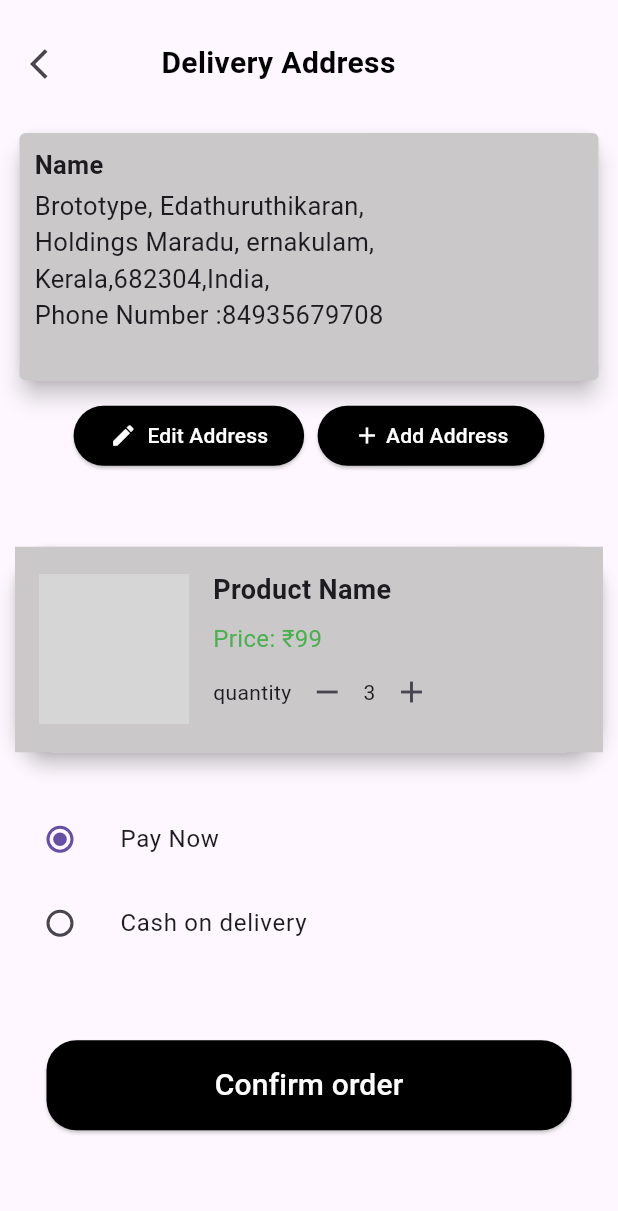
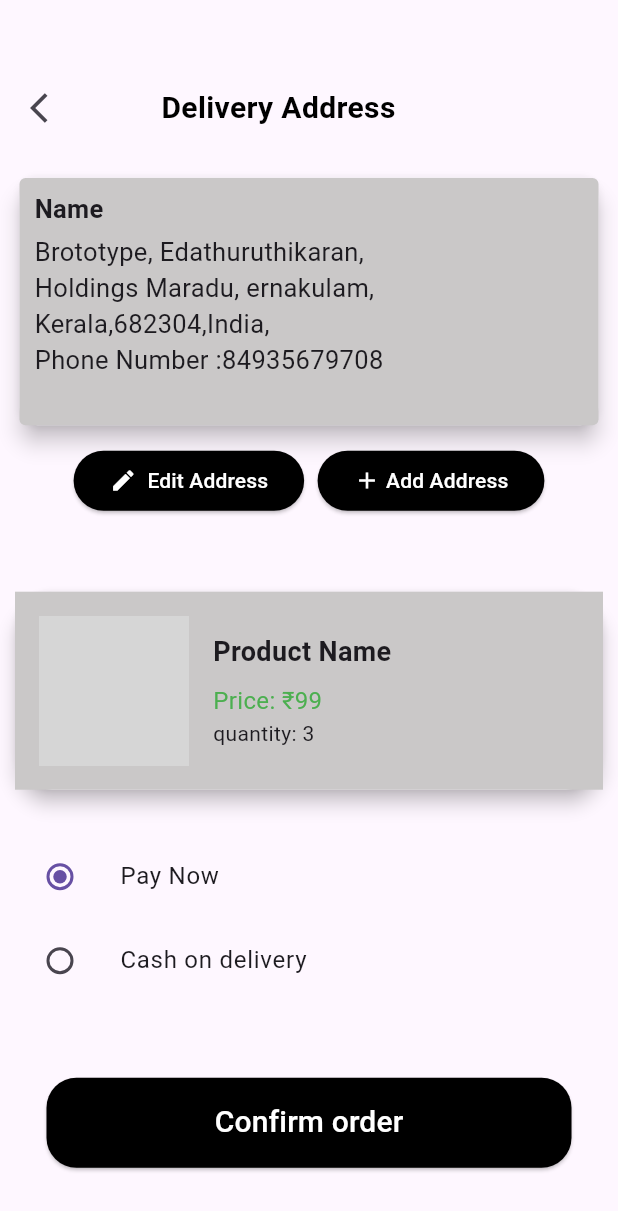
Before and after one commit to Anser47/Gardenia, a Flutter app: the CheckoutSreen screen opened directly, on a phone screen of 412 x 824 dp. Shown: the top 1211 px of the screen. Run offline on Flutter 3.47's test engine with Material 3 defaults, Android fonts, the phone set to English and light mode, and no system bars; our stand-ins replace carousel_slider, cloud_firestore, firebase_auth, firebase_core, google_nav_bar, line_icons; missing offline and left inert: razorpay_flutter; accounts and stored records are empty; network calls fail; grey boxes are pictures that could not be loaded.

Commit message:
working on checkout page

```diff
--- a/lib/provider/checkout_provider/checkout_provider.dart
+++ b/lib/provider/checkout_provider/checkout_provider.dart
@@ -1,3 +1,46 @@
 import 'package:flutter/material.dart';
 
-class CheckoutProvider extends ChangeNotifier {}
+enum PaymentCategory { cashondelivery, paynow }
+
+class CheckoutProvider extends ChangeNotifier {
+  PaymentCategory _paymentCategory = PaymentCategory.paynow;
+
+  PaymentCategory get paymentCategory => _paymentCategory;
+
+  void setPaymentCategory(PaymentCategory category) {
+    _paymentCategory = category;
+    notifyListeners();
+  }
+}
+
+class BottomSheetProvider extends ChangeNotifier {
+  bool _showBottomSheet = false;
+
+  bool get bottomSheet => _showBottomSheet;
+
+  void showBottomSheet() {
+    _showBottomSheet = true;
+    notifyListeners();
+  }
+
+  void hideBottomSheet() {
+    _showBottomSheet = false;
+    notifyListeners();
+  }
+}
+
+class AlertDialogProvider with ChangeNotifier {
+  bool _showDialog = false;
+
+  bool get showDialog => _showDialog;
+
+  void showAlertDialog() {
+    _showDialog = true;
+    notifyListeners();
+  }
+
+  void hideAlertDialog() {
+    _showDialog = false;
+    notifyListeners();
+  }
+}
--- a/lib/shared/bottomnavigation/product_discription.dart
+++ b/lib/shared/bottomnavigation/product_discription.dart
@@ -19,7 +19,7 @@ class ProductDiscription extends StatelessWidget {
     return SafeArea(
       child: Scaffold(
         appBar: AppBar(
-          iconTheme: IconThemeData(color: Colors.white),
+          iconTheme: const IconThemeData(color: Colors.white),
           backgroundColor: const Color.fromARGB(255, 1, 52, 3),
           title: const Text(
             'Product discription',
--- a/lib/shared/core/constants.dart
+++ b/lib/shared/core/constants.dart
@@ -9,4 +9,21 @@ const LinearGradient gcolor = LinearGradient(colors: [
   Color.fromARGB(255, 109, 219, 236),
   Color.fromARGB(255, 162, 245, 175),
 ], begin: Alignment.topLeft);
+
 ///********************* Button
+///
+///
+///
+///*********sizedbox */
+const kHeight50 = SizedBox(
+  height: 50,
+);
+const kHeight40 = SizedBox(
+  height: 40,
+);
+const kHeight30 = SizedBox(
+  height: 30,
+);
+const kHeight20 = SizedBox(
+  height: 20,
+);
--- /dev/null
+++ b/lib/view/checkout_page/address_card.dart
@@ -0,0 +1,61 @@
+import 'package:flutter/material.dart';
+
+class AddressCard extends StatelessWidget {
+  const AddressCard({
+    super.key,
+    required this.size,
+  });
+
+  final Size size;
+
+  @override
+  Widget build(BuildContext context) {
+    return Card(
+      elevation: 6,
+      child: Container(
+        decoration: BoxDecoration(
+          borderRadius: BorderRadius.circular(4),
+          color: const Color.fromARGB(255, 202, 200, 200),
+        ),
+        // color: Colors.grey,
+        height: size.height / 5,
+        width: double.infinity,
+        child: const Column(
+          crossAxisAlignment: CrossAxisAlignment.start,
+          children: [
+            Padding(
+              padding: EdgeInsets.only(left: 10.0, right: 90, top: 9),
+              child: Text(
+                'Name ',
+                style: TextStyle(fontSize: 17, fontWeight: FontWeight.bold),
+              ),
+            ),
+            Padding(
+              padding: EdgeInsets.only(left: 10.0, right: 85, top: 4),
+              child: Text(
+                'Brototype, Edathuruthikaran, Holdings Maradu, ernakulam, Kerala,682304,India, ',
+                style: TextStyle(
+                  fontSize: 17,
+                ),
+                maxLines: 4,
+              ),
+            ),
+            Padding(
+              padding: EdgeInsets.only(
+                left: 10.0,
+                right: 85,
+              ),
+              child: Text(
+                'Phone Number :84935679708',
+                style: TextStyle(
+                  fontSize: 17,
+                ),
+                maxLines: 4,
+              ),
+            ),
+          ],
+        ),
+      ),
+    );
+  }
+}
--- a/lib/view/checkout_page/checkout_page.dart
+++ b/lib/view/checkout_page/checkout_page.dart
@@ -1,10 +1,15 @@
 import 'package:flutter/material.dart';
+import 'package:gardenia/provider/checkout_provider/checkout_provider.dart';
 import 'package:gardenia/shared/common_widget/common_button.dart';
+import 'package:gardenia/shared/core/constants.dart';
+import 'package:gardenia/view/checkout_page/address_card.dart';
+import 'package:gardenia/view/checkout_page/checkout_product_card.dart';
+import 'package:gardenia/view/checkout_page/payment_AlertDialog.dart';
+import 'package:gardenia/view/home/home_screen.dart';
+import 'package:provider/provider.dart';
 import 'package:razorpay_flutter/razorpay_flutter.dart';
 
 Razorpay razorpay = Razorpay();
-
-enum PaymentCategory { cashondelivary, paynow }
 
 class CheckoutSreen extends StatefulWidget {
   const CheckoutSreen({super.key});
@@ -13,17 +18,21 @@ class CheckoutSreen extends StatefulWidget {
   State<CheckoutSreen> createState() => _CheckoutSreenState();
 }
 
+//
 class _CheckoutSreenState extends State<CheckoutSreen> {
-  PaymentCategory _change = PaymentCategory.paynow;
-
   @override
   Widget build(BuildContext context) {
+    final alertDialogProvider = Provider.of<AlertDialogProvider>(context);
+    final checkoutProvider = Provider.of<CheckoutProvider>(context);
     final size = MediaQuery.of(context).size;
-    return SafeArea(
+    return ChangeNotifierProvider(
+      create: (context) => AlertDialogProvider(),
+      child: SafeArea(
         child: Scaffold(
           body: SingleChildScrollView(
             child: Column(
               children: [
+                kHeight30,
                 Padding(
                   padding: const EdgeInsets.all(8.0),
                   child: SizedBox(
@@ -55,56 +64,7 @@ class _CheckoutSreenState extends State<CheckoutSreen> {
                     left: 9,
                     right: 9,
                   ),
-                child: Card(
-                  elevation: 6,
-                  child: Container(
-                    decoration: BoxDecoration(
-                      borderRadius: BorderRadius.circular(4),
-                      color: const Color.fromARGB(255, 202, 200, 200),
-                    ),
-                    // color: Colors.grey,
-                    height: size.height / 5,
-                    width: double.infinity,
-                    child: const Column(
-                      crossAxisAlignment: CrossAxisAlignment.start,
-                      children: [
-                        Padding(
-                          padding:
-                              EdgeInsets.only(left: 10.0, right: 90, top: 9),
-                          child: Text(
-                            'Name ',
-                            style: TextStyle(
-                                fontSize: 17, fontWeight: FontWeight.bold),
-                          ),
-                        ),
-                        Padding(
-                          padding:
-                              EdgeInsets.only(left: 10.0, right: 85, top: 4),
-                          child: Text(
-                            'Brototype, Edathuruthikaran, Holdings Maradu, ernakulam, Kerala,682304,India, ',
-                            style: TextStyle(
-                              fontSize: 17,
-                            ),
-                            maxLines: 4,
-                          ),
-                        ),
-                        Padding(
-                          padding: EdgeInsets.only(
-                            left: 10.0,
-                            right: 85,
-                          ),
-                          child: Text(
-                            'Phone Number :84935679708',
-                            style: TextStyle(
-                              fontSize: 17,
-                            ),
-                            maxLines: 4,
-                          ),
-                        ),
-                      ],
-                    ),
-                  ),
-                ),
+                  child: AddressCard(size: size),
                 ),
                 Row(
                   mainAxisSize: MainAxisSize.min,
@@ -154,108 +114,35 @@ class _CheckoutSreenState extends State<CheckoutSreen> {
                     ),
                   ],
                 ),
-              const SizedBox(
-                height: 20,
-              ),
-              Card(
-                elevation: 5,
-                shape: RoundedRectangleBorder(
-                  borderRadius: BorderRadius.circular(25.0),
-                ),
-                margin: const EdgeInsets.all(10.0),
-                child: Container(
-                  decoration: const BoxDecoration(
-                      color: Color.fromARGB(255, 202, 200, 200)),
-                  width: double.infinity,
-                  padding: const EdgeInsets.all(16.0),
-                  child: Row(
-                    crossAxisAlignment: CrossAxisAlignment.center,
-                    children: [
-                      SizedBox(
-                        width: 100,
-                        height: 100,
-                        child: Image.network(
-                          'https://external-content.duckduckgo.com/iu/?u=https%3A%2F%2Ftse4.mm.bing.net%2Fth%3Fid%3DOIP.6IeEzE8WjRisNJks_ytv-AHaJO%26pid%3DApi&f=1&ipt=41acb58a3b29bc0977c9f208e79bd3319dd0788e2b8f14f1917f68b5d6fbfed4&ipo=images',
-                          fit: BoxFit.cover,
-                        ),
-                      ),
-                      const SizedBox(width: 16.0),
-                      // Product Details
-                      Expanded(
-                        child: Column(
-                          crossAxisAlignment: CrossAxisAlignment.start,
-                          children: [
-                            const Text(
-                              'Product Name',
-                              style: TextStyle(
-                                fontSize: 18,
-                                fontWeight: FontWeight.bold,
-                              ),
-                            ),
-                            const Padding(
-                              padding: EdgeInsets.only(top: 8.0),
-                              child: Text(
-                                'Price: ₹99',
-                                style: TextStyle(
-                                  fontSize: 16,
-                                  color: Colors.green,
-                                ),
-                              ),
-                            ),
-                            Row(
-                              children: [
-                                const Text('quantity'),
-                                IconButton(
-                                  icon: const Icon(Icons.remove),
-                                  onPressed: () {},
-                                ),
-                                const Text('3'),
-                                IconButton(
-                                  icon: const Icon(Icons.add),
-                                  onPressed: () {},
-                                ),
-                              ],
-                            ),
-                          ],
-                        ),
-                      ),
-                    ],
-                  ),
-                ),
-              ),
-              const SizedBox(
-                height: 20,
-              ),
+                kHeight20,
+                const CheckOutProuductCard(),
+                kHeight20,
                 ListTile(
                   leading: Radio<PaymentCategory>(
-                  groupValue: _change,
+                    groupValue: checkoutProvider.paymentCategory,
                     value: PaymentCategory.paynow,
                     onChanged: (PaymentCategory? value) {
-                    setState(() {
-                      _change = value!;
-                    });
+                      checkoutProvider.setPaymentCategory(value!);
                     },
                   ),
                   title: const Text('Pay Now'),
                 ),
                 ListTile(
                   leading: Radio<PaymentCategory>(
-                  groupValue: _change,
-                  value: PaymentCategory.cashondelivary,
+                    groupValue: checkoutProvider.paymentCategory,
+                    value: PaymentCategory.cashondelivery,
                     onChanged: (PaymentCategory? value) {
-                    setState(() {
-                      _change = value!;
-                    });
+                      checkoutProvider.setPaymentCategory(value!);
                     },
                   ),
                   title: const Text('Cash on delivery'),
                 ),
-              const SizedBox(
-                height: 50,
-              ),
+                kHeight50,
                 CommonButton(
                   name: "Confirm order",
                   voidCallback: () {
+                    if (checkoutProvider.paymentCategory ==
+                        PaymentCategory.paynow) {
                       var options = {
                         'key': 'rzp_live_ILgsfZCZoFIKMb',
                         'amount': 100,
@@ -278,8 +165,20 @@ class _CheckoutSreenState extends State<CheckoutSreen> {
                       razorpay.on(Razorpay.EVENT_EXTERNAL_WALLET,
                           handleExternalWalletSelected);
                       razorpay.open(options);
-                  })
+                    } else {
+                      if (!alertDialogProvider.showDialog) {
+                        showDialog(
+                          context: context,
+                          builder: (context) {
+                            return PaymentSuccessAlertDialog();
+                          },
+                        );
+                      }
+                    }
+                  },
+                )
               ],
+            ),
           ),
         ),
       ),
--- /dev/null
+++ b/lib/view/checkout_page/checkout_product_card.dart
@@ -0,0 +1,69 @@
+import 'package:flutter/material.dart';
+
+class CheckOutProuductCard extends StatelessWidget {
+  const CheckOutProuductCard({
+    super.key,
+  });
+
+  @override
+  Widget build(BuildContext context) {
+    return Card(
+      elevation: 5,
+      shape: RoundedRectangleBorder(
+        borderRadius: BorderRadius.circular(25.0),
+      ),
+      margin: const EdgeInsets.all(10.0),
+      child: Container(
+        decoration:
+            const BoxDecoration(color: Color.fromARGB(255, 202, 200, 200)),
+        width: double.infinity,
+        padding: const EdgeInsets.all(16.0),
+        child: Row(
+          crossAxisAlignment: CrossAxisAlignment.center,
+          children: [
+            SizedBox(
+              width: 100,
+              height: 100,
+              child: Image.network(
+                'https://external-content.duckduckgo.com/iu/?u=https%3A%2F%2Ftse4.mm.bing.net%2Fth%3Fid%3DOIP.6IeEzE8WjRisNJks_ytv-AHaJO%26pid%3DApi&f=1&ipt=41acb58a3b29bc0977c9f208e79bd3319dd0788e2b8f14f1917f68b5d6fbfed4&ipo=images',
+                fit: BoxFit.cover,
+              ),
+            ),
+            const SizedBox(width: 16.0),
+            // Product Details
+            const Expanded(
+              child: Column(
+                crossAxisAlignment: CrossAxisAlignment.start,
+                children: [
+                  Text(
+                    'Product Name',
+                    style: TextStyle(
+                      fontSize: 18,
+                      fontWeight: FontWeight.bold,
+                    ),
+                  ),
+                  Padding(
+                    padding: EdgeInsets.only(top: 8.0),
+                    child: Text(
+                      'Price: ₹99',
+                      style: TextStyle(
+                        fontSize: 16,
+                        color: Colors.green,
+                      ),
+                    ),
+                  ),
+                  Row(
+                    children: [
+                      Text('quantity: '),
+                      Text('3'),
+                    ],
+                  ),
+                ],
+              ),
+            ),
+          ],
+        ),
+      ),
+    );
+  }
+}
--- a/lib/view/splash_screen.dart
+++ b/lib/view/splash_screen.dart
@@ -20,7 +20,7 @@ class SplashScreen extends StatelessWidget {
             stream: FirebaseAuth.instance.authStateChanges(),
             builder: (context, snapshot) {
               if (snapshot.connectionState == ConnectionState.waiting) {
-                return Scaffold(
+                return const Scaffold(
                   body: Center(
                     child: CircularProgressIndicator(),
                   ),
```
Also changed, not shown: lib/main.dart (+12 -0 lines), lib/view/checkout_page/payment_AlertDialog.dart (added, +31 -0 lines), lib/view_model/checkout_functions/checkout_function.dart (added). Lines whose indentation alone changed are shown as unchanged.
